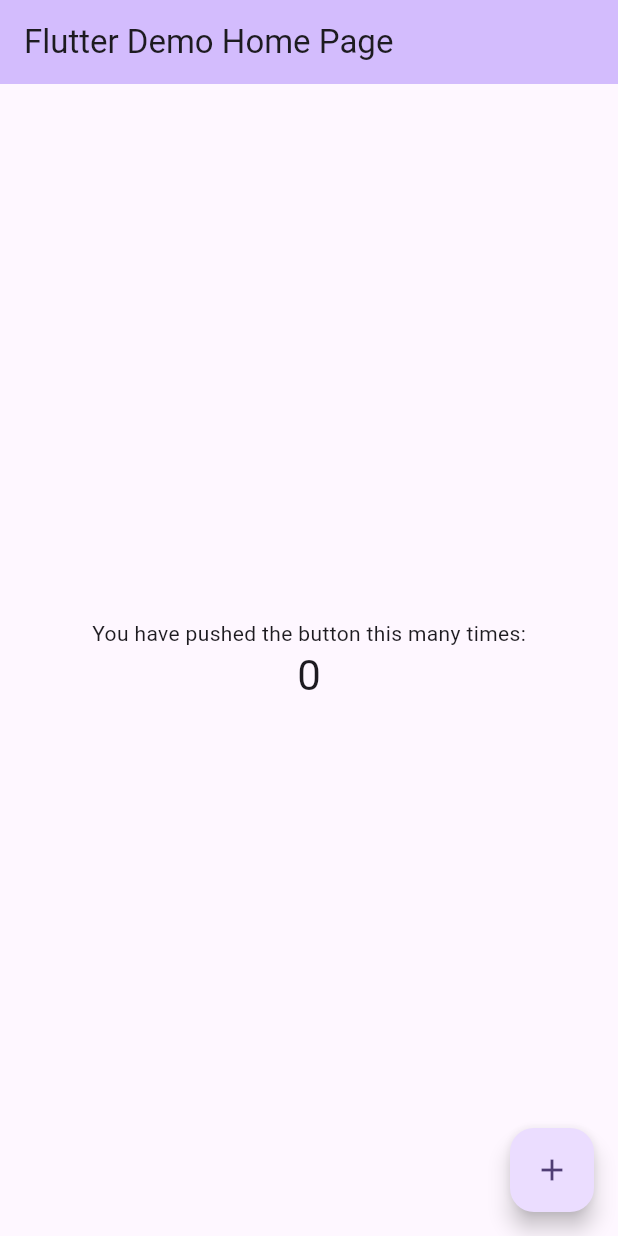
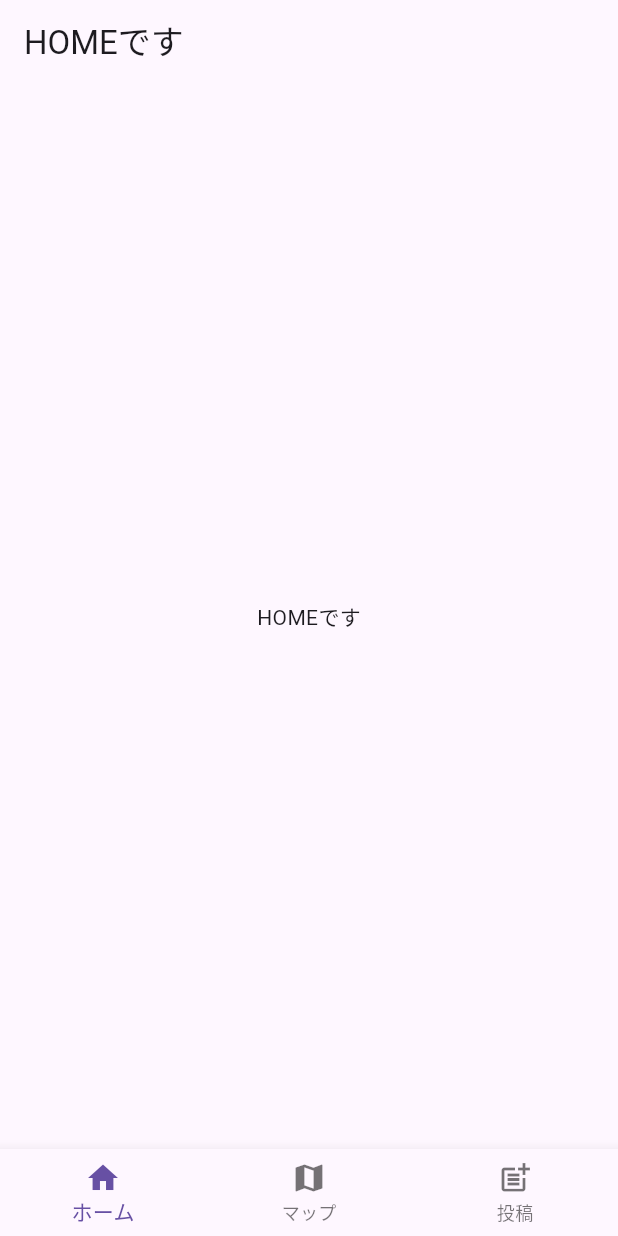
Before and after one commit to Shirakura-Kazuki/city_online, a Flutter app: the screen it shows after launch, on a phone screen of 412 x 824 dp. Run offline on Flutter 3.47's test engine with Material 3 defaults, Android fonts, the phone set to English and light mode, and no system bars.

Commit message:
BTNbar_変数管理ページ追加

```diff
--- /dev/null
+++ b/lib/core/constants/app_constants.dart
@@ -0,0 +1,11 @@
+// 定数クラス: アプリ全体で使用する定数を一元管理します。
+import 'package:flutter/material.dart';
+
+
+class AppConstants {
+  static const String homeTitle = 'HOMEです';
+  static const String mapTitle = 'MAPです';
+  static const String postTitle = '投稿です';
+  static const double padding = 16.0;
+  static const Color primaryColor = Colors.blue;
+}
--- /dev/null
+++ b/lib/core/settings/app_settings.dart
@@ -0,0 +1,13 @@
+import 'package:flutter/material.dart';
+import 'package:provider/provider.dart';
+
+// 状態変更時の通知
+class AppSettings extends ChangeNotifier {
+  String _fontFamily = 'Roboto';
+  String get fontFamily => _fontFamily;
+
+  void setFontFamily(String font) {
+    _fontFamily = font;
+    notifyListeners();
+  }
+}
--- /dev/null
+++ b/lib/features/home/presentation/home_page.dart
@@ -0,0 +1,17 @@
+// lib/features/home/presentation/home_page.dart
+import 'package:flutter/material.dart';
+import '../../../core/constants/app_constants.dart';
+
+class HomePage extends StatelessWidget {
+  @override
+  Widget build(BuildContext context) {
+    return Scaffold(
+      appBar: AppBar(
+        title: Text(AppConstants.homeTitle),
+      ),
+      body: Center(
+        child: Text(AppConstants.homeTitle),
+      ),
+    );
+  }
+}
--- a/lib/main.dart
+++ b/lib/main.dart
@@ -1,125 +1,76 @@
+// lib/main.dart
 import 'package:flutter/material.dart';
+import 'package:provider/provider.dart';
+import 'core/settings/app_settings.dart';
+import 'core/constants/app_constants.dart';
+import 'features/home/presentation/home_page.dart';
+import 'features/map/presentation/map_page.dart';
+import 'features/post/presentation/post_page.dart';
 
 void main() {
-  runApp(const MyApp());
+  runApp(
+    ChangeNotifierProvider(
+      create: (context) => AppSettings(),
+      child: MyApp(),
+    ),
+  );
 }
 
 class MyApp extends StatelessWidget {
-  const MyApp({super.key});
-
-  // This widget is the root of your application.
   @override
   Widget build(BuildContext context) {
+    final settings = Provider.of<AppSettings>(context);
+
     return MaterialApp(
-      title: 'Flutter Demo',
       theme: ThemeData(
-        // This is the theme of your application.
-        //
-        // TRY THIS: Try running your application with "flutter run". You'll see
-        // the application has a purple toolbar. Then, without quitting the app,
-        // try changing the seedColor in the colorScheme below to Colors.green
-        // and then invoke "hot reload" (save your changes or press the "hot
-        // reload" button in a Flutter-supported IDE, or press "r" if you used
-        // the command line to start the app).
-        //
-        // Notice that the counter didn't reset back to zero; the application
-        // state is not lost during the reload. To reset the state, use hot
-        // restart instead.
-        //
-        // This works for code too, not just values: Most code changes can be
-        // tested with just a hot reload.
-        colorScheme: ColorScheme.fromSeed(seedColor: Colors.deepPurple),
-        useMaterial3: true,
+        primaryColor: AppConstants.primaryColor,
+        fontFamily: settings.fontFamily,
       ),
-      home: const MyHomePage(title: 'Flutter Demo Home Page'),
+      home: MainPage(),
     );
   }
 }
 
-class MyHomePage extends StatefulWidget {
-  const MyHomePage({super.key, required this.title});
-
-  // This widget is the home page of your application. It is stateful, meaning
-  // that it has a State object (defined below) that contains fields that affect
-  // how it looks.
-
-  // This class is the configuration for the state. It holds the values (in this
-  // case the title) provided by the parent (in this case the App widget) and
-  // used by the build method of the State. Fields in a Widget subclass are
-  // always marked "final".
-
-  final String title;
-
+class MainPage extends StatefulWidget {
   @override
-  State<MyHomePage> createState() => _MyHomePageState();
+  _MainPageState createState() => _MainPageState();
 }
 
-class _MyHomePageState extends State<MyHomePage> {
-  int _counter = 0;
+class _MainPageState extends State<MainPage> {
+  int _currentIndex = 0;
 
-  void _incrementCounter() {
-    setState(() {
-      // This call to setState tells the Flutter framework that something has
-      // changed in this State, which causes it to rerun the build method below
-      // so that the display can reflect the updated values. If we changed
-      // _counter without calling setState(), then the build method would not be
-      // called again, and so nothing would appear to happen.
-      _counter++;
-    });
-  }
+  final List<Widget> _pages = [
+    HomePage(),
+    MapPage(),
+    PostPage(),
+  ];
 
   @override
   Widget build(BuildContext context) {
-    // This method is rerun every time setState is called, for instance as done
-    // by the _incrementCounter method above.
-    //
-    // The Flutter framework has been optimized to make rerunning build methods
-    // fast, so that you can just rebuild anything that needs updating rather
-    // than having to individually change instances of widgets.
     return Scaffold(
-      appBar: AppBar(
-        // TRY THIS: Try changing the color here to a specific color (to
-        // Colors.amber, perhaps?) and trigger a hot reload to see the AppBar
-        // change color while the other colors stay the same.
-        backgroundColor: Theme.of(context).colorScheme.inversePrimary,
-        // Here we take the value from the MyHomePage object that was created by
-        // the App.build method, and use it to set our appbar title.
-        title: Text(widget.title),
+      body: _pages[_currentIndex],
+      bottomNavigationBar: BottomNavigationBar(
+        currentIndex: _currentIndex,
+        onTap: (index) {
+          setState(() {
+            _currentIndex = index;
+          });
+        },
+        items: const [
+          BottomNavigationBarItem(
+            icon: Icon(Icons.home),
+            label: 'ホーム',
+          ),
+          BottomNavigationBarItem(
+            icon: Icon(Icons.map),
+            label: 'マップ',
+          ),
+          BottomNavigationBarItem(
+            icon: Icon(Icons.post_add),
+            label: '投稿',
+          ),
+        ],
       ),
-      body: Center(
-        // Center is a layout widget. It takes a single child and positions it
-        // in the middle of the parent.
-        child: Column(
-          // Column is also a layout widget. It takes a list of children and
-          // arranges them vertically. By default, it sizes itself to fit its
-          // children horizontally, and tries to be as tall as its parent.
-          //
-          // Column has various properties to control how it sizes itself and
-          // how it positions its children. Here we use mainAxisAlignment to
-          // center the children vertically; the main axis here is the vertical
-          // axis because Columns are vertical (the cross axis would be
-          // horizontal).
-          //
-          // TRY THIS: Invoke "debug painting" (choose the "Toggle Debug Paint"
-          // action in the IDE, or press "p" in the console), to see the
-          // wireframe for each widget.
-          mainAxisAlignment: MainAxisAlignment.center,
-          children: <Widget>[
-            const Text(
-              'You have pushed the button this many times:',
-            ),
-            Text(
-              '$_counter',
-              style: Theme.of(context).textTheme.headlineMedium,
-            ),
-          ],
-        ),
-      ),
-      floatingActionButton: FloatingActionButton(
-        onPressed: _incrementCounter,
-        tooltip: 'Increment',
-        child: const Icon(Icons.add),
-      ), // This trailing comma makes auto-formatting nicer for build methods.
     );
   }
 }
--- a/pubspec.yaml
+++ b/pubspec.yaml
@@ -30,6 +30,8 @@ environment:
 dependencies:
   flutter:
     sdk: flutter
+  #追加パッケージ
+  provider: ^6.0.0  #プロバイダパッケージ
 
 
   # The following adds the Cupertino Icons font to your application.
```
Also changed, not shown: lib/features/map/presentation/map_page.dart (added, +17 -0 lines), lib/features/post/presentation/post_page.dart (added, +17 -0 lines), pubspec.lock, 1 other file.
